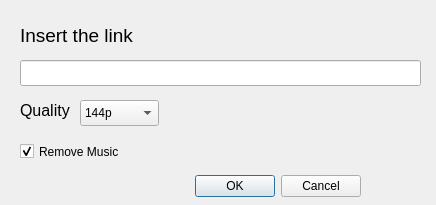
This is GUI/dialog.ui in YehiaEhab17/music-remover as Qt 5 draws it before an edit. The edited form follows.
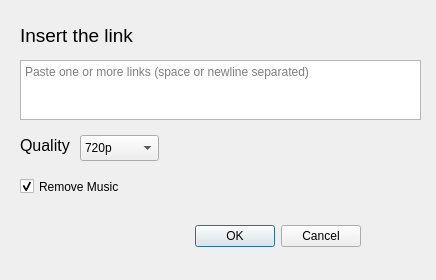
This is the edited form.

Patch:
```diff
--- a/GUI/dialog.ui
+++ b/GUI/dialog.ui
@@ -7,7 +7,7 @@
     <x>0</x>
     <y>0</y>
     <width>436</width>
-    <height>205</height>
+    <height>280</height>
    </rect>
   </property>
   <property name="windowTitle">
@@ -17,7 +17,7 @@
    <property name="geometry">
     <rect>
      <x>20</x>
-     <y>170</y>
+     <y>220</y>
      <width>341</width>
      <height>32</height>
     </rect>
@@ -29,15 +29,18 @@
     <set>QDialogButtonBox::StandardButton::Cancel|QDialogButtonBox::StandardButton::Ok</set>
    </property>
   </widget>
-  <widget class="QLineEdit" name="link_box">
+  <widget class="QTextEdit" name="links_box">
    <property name="geometry">
     <rect>
      <x>20</x>
      <y>60</y>
      <width>401</width>
-     <height>26</height>
+     <height>60</height>
     </rect>
    </property>
+   <property name="placeholderText">
+    <string>Paste one or more links (space or newline separated)</string>
+   </property>
   </widget>
   <widget class="QLabel" name="label">
    <property name="geometry">
@@ -61,11 +64,14 @@
    <property name="geometry">
     <rect>
      <x>80</x>
-     <y>100</y>
+     <y>135</y>
      <width>79</width>
      <height>26</height>
     </rect>
    </property>
+   <property name="currentIndex">
+    <number>4</number>
+   </property>
    <item>
     <property name="text">
      <string>144p</string>
@@ -101,7 +107,7 @@
    <property name="geometry">
     <rect>
      <x>20</x>
-     <y>100</y>
+     <y>135</y>
      <width>58</width>
      <height>21</height>
     </rect>
@@ -119,7 +125,7 @@
    <property name="geometry">
     <rect>
      <x>20</x>
-     <y>140</y>
+     <y>175</y>
      <width>121</width>
      <height>23</height>
     </rect>
```
